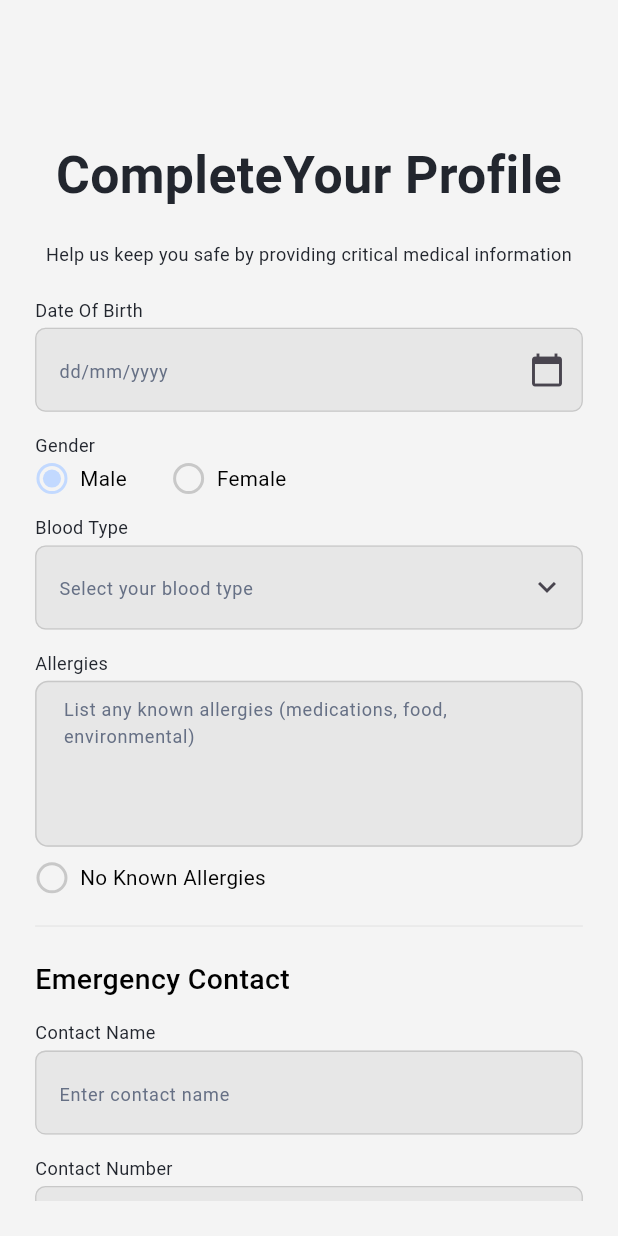
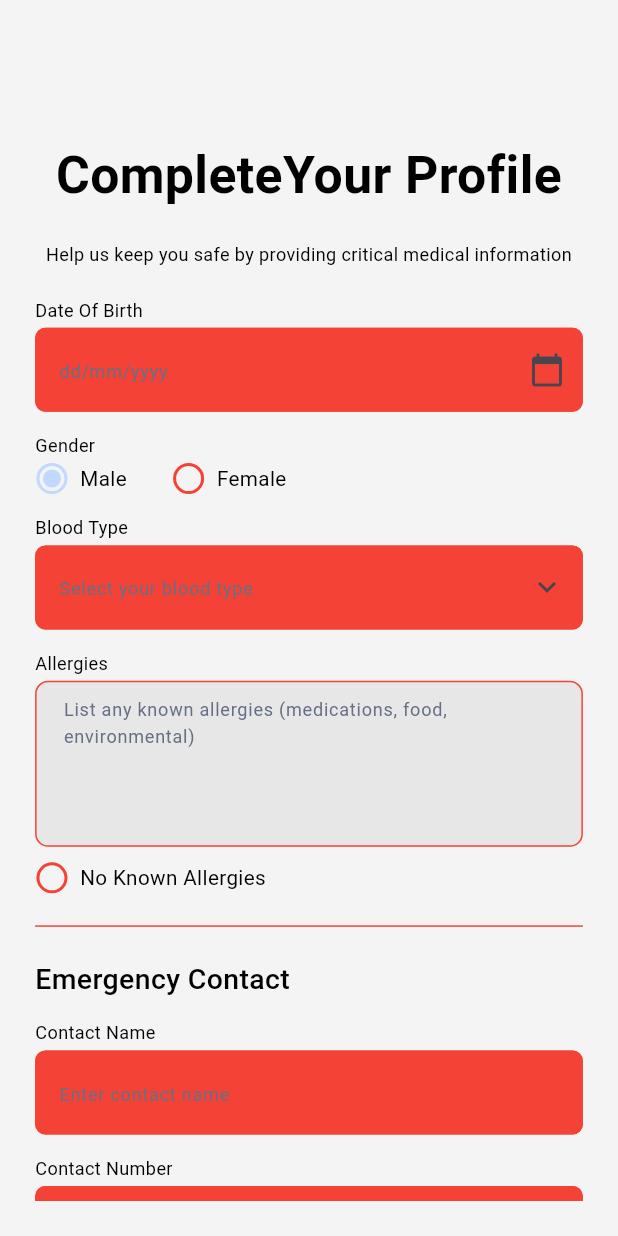
Before and after one commit to Smart-Medc/Smart-Medi-Flutter, a Flutter app: the CompleteProfileView screen opened by its route, on a phone screen of 412 x 824 dp. Run offline on Flutter 3.47's test engine with Material 3 defaults, Android fonts, the phone set to English and light mode, and no system bars; our stand-ins replace flutter_screenutil, go_router.

```diff
--- a/lib/core/routing/app_router.dart
+++ b/lib/core/routing/app_router.dart
@@ -7,6 +7,7 @@ import 'package:smart_medi/features/auth/presentation/view/otp_verification_view
 import 'package:smart_medi/features/auth/presentation/view/reset_password_view.dart';
 import 'package:smart_medi/features/auth/presentation/view/sign_up_view.dart';
 import 'package:smart_medi/features/home/presentation/views/home_view.dart';
+import 'package:smart_medi/features/meidcal_records/presentation/views/medical_records_view.dart';
 
 abstract class AppRouter {
 
@@ -24,6 +25,7 @@ abstract class AppRouter {
       GoRoute(path: AppRoutes.resetPassView, builder: (context, state) => const ResetPasswordView()),
       GoRoute(path: AppRoutes.completeProfileView, builder: (context, state) => const CompleteProfileView()),
       GoRoute(path: AppRoutes.homeView, builder: (context, state) => const HomeView()),
+      GoRoute(path: AppRoutes.medicalRecords, builder: (context, state) => const MedicalRecordsView()),
       // GoRoute(
       //     path: AppRoutes.onboardingView,
       //     builder: (context, state) => const OnboardingView()),
--- a/lib/core/routing/app_routes.dart
+++ b/lib/core/routing/app_routes.dart
@@ -2,7 +2,7 @@ abstract class AppRoutes {
   //onboarding
   static const String onboardingView = '/onboardingView';
 
-  //Auth
+  // auth
   static const String loginView = '/loginView';
   static const String signUpView = '/signUpView';
   static const String forgetPasswordView = '/forgetPasswordView';
@@ -10,8 +10,9 @@ abstract class AppRoutes {
   static const String resetPassView = '/resetPassView';
   static const String completeProfileView = '/completeProfileView';
 
-  //home
+  // home
   static const String homeView = '/homeView';
-  static const String seeAllView = '/seeAllView';
-  static const String programDetailsView = '/programDetailsView';
+
+  // medical records
+  static const String medicalRecords = '/medicalRecords';
 }
--- a/lib/core/utils/app_colors.dart
+++ b/lib/core/utils/app_colors.dart
@@ -1,19 +1,32 @@
 import 'package:flutter/material.dart';
 
 class AppColors {
+  // primary colors
   static const primaryColor = Color(0xff3C83F5);
   static const primaryLightColor = Color(0xffC2D9FF);
   static const primaryDarkColor = Color(0xff224680);
   static const firstBackgroundColor = Color(0xffF3F3F3);
   static const secondBackgroundColor = Color(0xffE7E7E7);
-  static const primary = Color(0xffE1E1E1);
-  static const formFieldFillColor = Color(0xffE7E7E7);
-  static const formFieldStrokeColor = Color(0xffC8C8C8);
-  static const backgroundDarMode = Color(0xff0E121B);
-  static const secondaryBackgroundDarkMode = Color(0xff161D27);
+  static const whiteColor = Color(0xffFFFFFF);
+  static const blackColor = Color(0xff141414);
+  static const greyColor = Color(0xffCFCFCF);
 
-  /// text colors
-  static const textColor3 = Color(0xff22262E);
-  static const textColor4 = Color(0xff898E92);
+  // text colors
+  static const textColor1 = Color(0xffFFFFFF);
+  static const textColor2 = Color(0xff3C83F5);
+  static const textColor3 = Color(0xff000000);
+  static const textColor4 = Color(0xffA9A9A9);
   static const formFieldHintColor = Color(0xff667085);
+
+  // icon Colors
+  static const iconColor1 = Color(0xff1FA550);
+  static const iconColor2 = Color(0xffEF4343);
+  static const iconColor3 = Color(0xff2BC5D9);
+  static const iconColor4 = Color(0xff3E85F6);
+  static const iconColor5 = Color(0xffF59E0B);
+  static const iconBackgroundColor1 = Color(0xffE2F1E8);
+  static const iconBackgroundColor2 = Color(0xffFDECEC);
+  static const iconBackgroundColor3 = Color(0xffE7F8FA);
+  static const iconBackgroundColor4 = Color(0xffEBF2FE);
+  static const iconBackgroundColor5 = Color(0xffF8F5EF);
 }
--- a/lib/core/utils/app_images.dart
+++ b/lib/core/utils/app_images.dart
@@ -3,4 +3,5 @@ class AppImages {
   // static const String logoImage = "assets/images/logo.png";
   static const String googleIcon = 'assets/images/google_icon.png';
   static const String facebookIcon = 'assets/images/facebook_icon.png';
+  static const String profileImage = 'assets/images/profile_img.png';
 }
--- a/lib/core/utils/app_styles.dart
+++ b/lib/core/utils/app_styles.dart
@@ -112,6 +112,6 @@ class AppStyles {
   static final TextStyle textStyle10W400textColor2 = TextStyle(
     fontSize: 10.sp,
     fontWeight: FontWeight.w400,
-    color: Color(0xff3C83F5),
+    color: AppColors.textColor2,
   );
 }
--- a/lib/core/widgets/custom_app_bar.dart
+++ b/lib/core/widgets/custom_app_bar.dart
@@ -1,5 +1,6 @@
 import 'package:flutter/material.dart';
 import 'package:flutter_screenutil/flutter_screenutil.dart';
+import 'package:smart_medi/core/utils/app_images.dart';
 class CustomAppBar extends StatelessWidget {
   const CustomAppBar({super.key});
 
@@ -15,7 +16,7 @@ class CustomAppBar extends StatelessWidget {
           const Spacer(),
           CircleAvatar(
             radius: 20.r,
-            backgroundImage: const AssetImage('assets/images/facebook_icon.png'),
+            backgroundImage: const AssetImage(AppImages.profileImage),
           ),
         ],
       ),
--- a/lib/core/widgets/custom_text_form_field.dart
+++ b/lib/core/widgets/custom_text_form_field.dart
@@ -107,18 +107,18 @@ class _CustomTextFormFieldState extends State<CustomTextFormField> {
             hintText: widget.hintText,
             hintStyle: AppStyles.textStyle14W400formFieldHintColor,
             filled: true,
-            fillColor: AppColors.formFieldFillColor,
+            fillColor: Colors.red , // todo change when the design system is ready
             enabledBorder: OutlineInputBorder(
               borderRadius: BorderRadius.circular(8.r),
               borderSide: BorderSide(
-                color: AppColors.formFieldStrokeColor,
+                color: Colors.red, // todo change when the design system is ready
                 width: 1.sp,
               ),
             ),
             focusedBorder: OutlineInputBorder(
               borderRadius: BorderRadius.circular(8.r),
               borderSide: BorderSide(
-                color: AppColors.formFieldStrokeColor,
+                color: Colors.red ,// todo change when the design system is ready
                 width: 1.sp,
               ),
             ),
--- a/lib/features/auth/presentation/view/widgets/complete_profile_widgets/allergies_field.dart
+++ b/lib/features/auth/presentation/view/widgets/complete_profile_widgets/allergies_field.dart
@@ -38,12 +38,13 @@ class _AllergiesFieldState extends State<AllergiesField> {
             hintStyle: AppStyles.textStyle14W400formFieldHintColor,
             filled: true,
             fillColor: _noKnownAllergies
-                ? AppColors.formFieldFillColor.withValues(alpha: 0.5)
-                : AppColors.formFieldFillColor,
+                ? AppColors.secondBackgroundColor.withValues(alpha: 0.5)
+                : AppColors.secondBackgroundColor,  // todo change when the design system is ready
+
             enabledBorder: OutlineInputBorder(
               borderRadius: BorderRadius.circular(10.r),
               borderSide: const BorderSide(
-                color: AppColors.formFieldStrokeColor,
+                color: Colors.red ,// todo change when the design system is ready
                 width: 1,
               ),
             ),
@@ -57,7 +58,7 @@ class _AllergiesFieldState extends State<AllergiesField> {
             disabledBorder: OutlineInputBorder(
               borderRadius: BorderRadius.circular(10.r),
               borderSide: const BorderSide(
-                color: AppColors.formFieldStrokeColor,
+                color: Colors.red ,// todo change when the design system is ready
                 width: 1,
               ),
             ),
@@ -88,7 +89,7 @@ class _AllergiesFieldState extends State<AllergiesField> {
                   border: Border.all(
                     color: _noKnownAllergies
                         ? AppColors.primaryLightColor
-                        : AppColors.formFieldStrokeColor,
+                        : Colors.red, // todo change when the design system is ready
                     width: 2,
                   ),
                 ),
--- a/lib/features/auth/presentation/view/widgets/complete_profile_widgets/complete_profile_fields.dart
+++ b/lib/features/auth/presentation/view/widgets/complete_profile_widgets/complete_profile_fields.dart
@@ -1,7 +1,6 @@
 import 'package:flutter/material.dart';
 import 'package:flutter_screenutil/flutter_screenutil.dart';
 import 'package:smart_medi/core/helpers/validator.dart';
-import 'package:smart_medi/core/utils/app_colors.dart';
 import 'package:smart_medi/core/widgets/custom_button.dart';
 import 'package:smart_medi/core/widgets/custom_text_form_field.dart';
 import 'package:smart_medi/features/auth/presentation/view/widgets/auth_field_title.dart';
@@ -71,7 +70,7 @@ class _CompleteProfileFieldsState extends State<CompleteProfileFields> {
             },
           ),
           16.verticalSpace,
-          const Divider(color: AppColors.formFieldFillColor,),
+          const Divider(color: Colors.red,), // todo change when the design system is ready
           16.verticalSpace,
           EmergencyContact(
             contactNameController: contactNameController,
--- a/lib/features/auth/presentation/view/widgets/complete_profile_widgets/gender_field.dart
+++ b/lib/features/auth/presentation/view/widgets/complete_profile_widgets/gender_field.dart
@@ -47,7 +47,7 @@ class _GenderSelectionFieldState extends State<GenderSelectionField> {
                   border: Border.all(
                     color: _selectedGender == 'Male'
                         ? AppColors.primaryLightColor
-                        : AppColors.formFieldStrokeColor,
+                        :Colors.red ,// todo change when the design system is ready
                     width: 2,
                   ),
                 ),
@@ -90,7 +90,7 @@ class _GenderSelectionFieldState extends State<GenderSelectionField> {
                   border: Border.all(
                     color: _selectedGender == 'Female'
                         ? AppColors.primaryLightColor
-                        : AppColors.formFieldStrokeColor,
+                        : Colors.red,           // todo change when the design system is ready
                     width: 2,
                   ),
                 ),
--- a/lib/features/home/presentation/views/home_view.dart
+++ b/lib/features/home/presentation/views/home_view.dart
@@ -1,5 +1,5 @@
 import 'package:flutter/material.dart';
-import 'package:smart_medi/features/home/presentation/views/widgets/app_drawer.dart';
+import 'package:smart_medi/core/widgets/app_drawer.dart';
 import 'package:smart_medi/features/home/presentation/views/widgets/home_body.dart';
 class HomeView extends StatelessWidget {
   const HomeView({super.key});
@@ -10,7 +10,7 @@ class HomeView extends StatelessWidget {
       child: Scaffold(
         backgroundColor: Color(0xffF4F4F4),
         body: HomeBody(),
-        drawer: AppDrawer(),
+        drawer: AppDrawer(selectedItem: DrawerItem.home,),
       ),
     );
   }
--- a/lib/features/home/presentation/views/widgets/quick_actions_item.dart
+++ b/lib/features/home/presentation/views/widgets/quick_actions_item.dart
@@ -1,6 +1,5 @@
 import 'package:flutter/material.dart';
 import 'package:flutter_screenutil/flutter_screenutil.dart';
-import 'package:smart_medi/core/utils/app_colors.dart';
 import 'package:smart_medi/core/utils/app_styles.dart';
 class QuickActionsItem extends StatelessWidget {
   const QuickActionsItem({super.key, required this.title, required this.subtitle, required this.icon, required this.containerColor, required this.iconColor});
@@ -18,7 +17,7 @@ class QuickActionsItem extends StatelessWidget {
         color: Colors.white,
         borderRadius: BorderRadius.circular(10.r),
         border: Border.all(
-          color: AppColors.formFieldStrokeColor,
+          color: Colors.red , // todo change when the design system is ready
         ),
         boxShadow: [
           BoxShadow(
```
Also changed, not shown: lib/core/widgets/app_drawer.dart (renamed from lib/features/home/presentation/views/widgets/app_drawer.dart, +40 -15 lines), lib/features/meidcal_records/presentation/views/medical_records_view.dart (added, +17 -0 lines), lib/features/meidcal_records/presentation/views/widgets/medical_records_body.dart (added, +29 -0 lines), lib/features/meidcal_records/presentation/views/widgets/medical_records_summary.dart (added, +77 -0 lines), assets/images/profile_img.png (added).
